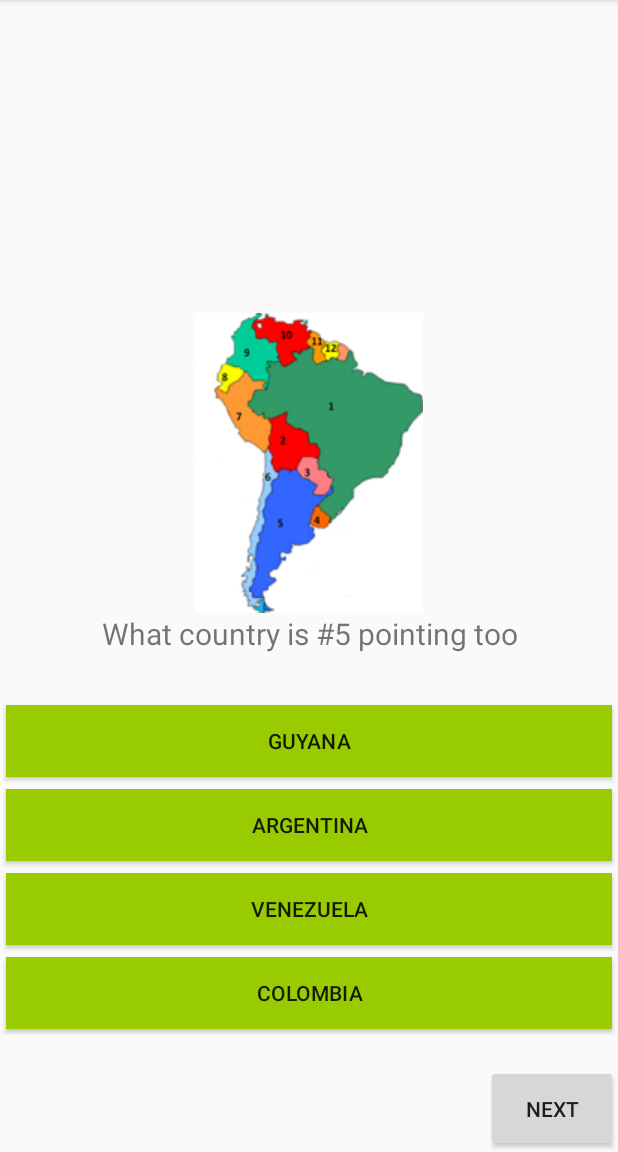
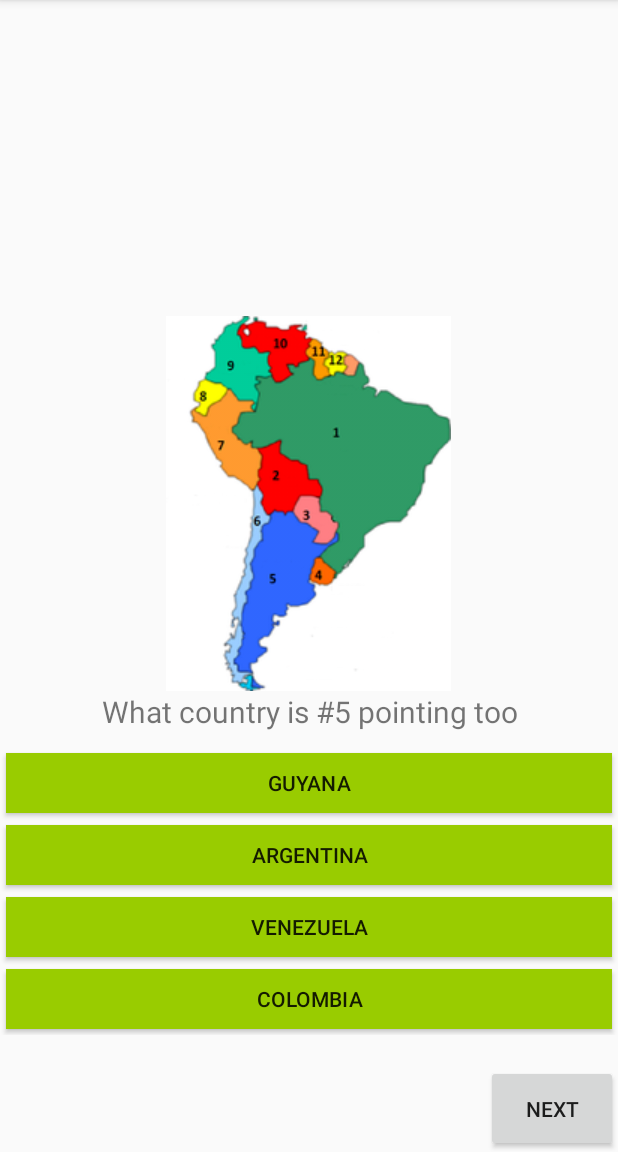
Before and after one commit to matthewddiaz/Android, an Android app: the Countries screen opened directly, with no data from a screen before it, on a phone screen of 412 x 824 dp, the part 84-1236 px from its top. Run offline under Robolectric (Android 15) with nearby library versions, the phone set to English and light mode, and no system bars.

Commit message:
Fixed UI for activities_countries.xml made continent picture large and made choose buttons smaller.

```diff
--- a/NameThatCountry/app/src/main/res/layout/activity_countries.xml
+++ b/NameThatCountry/app/src/main/res/layout/activity_countries.xml
@@ -11,13 +11,13 @@
         android:text="@string/q_text"
         android:layout_width="match_parent"
         android:layout_height="wrap_content"
-        android:drawableTop="@drawable/rsz_southamerica"
+        android:drawableTop="@drawable/south_america"
         android:textSize="20sp"
         android:gravity="center" />
 
     <Space
         android:layout_width="fill_parent"
-        android:layout_height="30dp" />
+        android:layout_height="10dp" />
 
     <GridLayout
         android:layout_width="match_parent"
@@ -31,7 +31,7 @@
             android:text="@string/ans1"
             android:background="@drawable/color_change"
             android:layout_width="match_parent"
-            android:layout_height="wrap_content"
+            android:layout_height="40dp"
             android:onClick="Choice1_handler"
             />
 
@@ -40,7 +40,7 @@
             android:text="@string/ans2"
             android:background="@drawable/color_change"
             android:layout_width="match_parent"
-            android:layout_height="wrap_content"
+            android:layout_height="40dp"
            android:onClick="Choice2_handler"
             />
 
@@ -49,7 +49,7 @@
             android:text="@string/ans3"
             android:background="@drawable/color_change"
             android:layout_width="match_parent"
-            android:layout_height="wrap_content"
+            android:layout_height="40dp"
             android:onClick="Choice3_handler"
             />
         <Button
@@ -57,7 +57,7 @@
             android:text="@string/ans4"
             android:background="@drawable/color_change"
             android:layout_width="match_parent"
-            android:layout_height="wrap_content"
+            android:layout_height="40dp"
             android:onClick="Choice4_handler"
             />
     </GridLayout>
```
Also changed, not shown: NameThatCountry/app/src/main/res/drawable/south_america.png (added).
